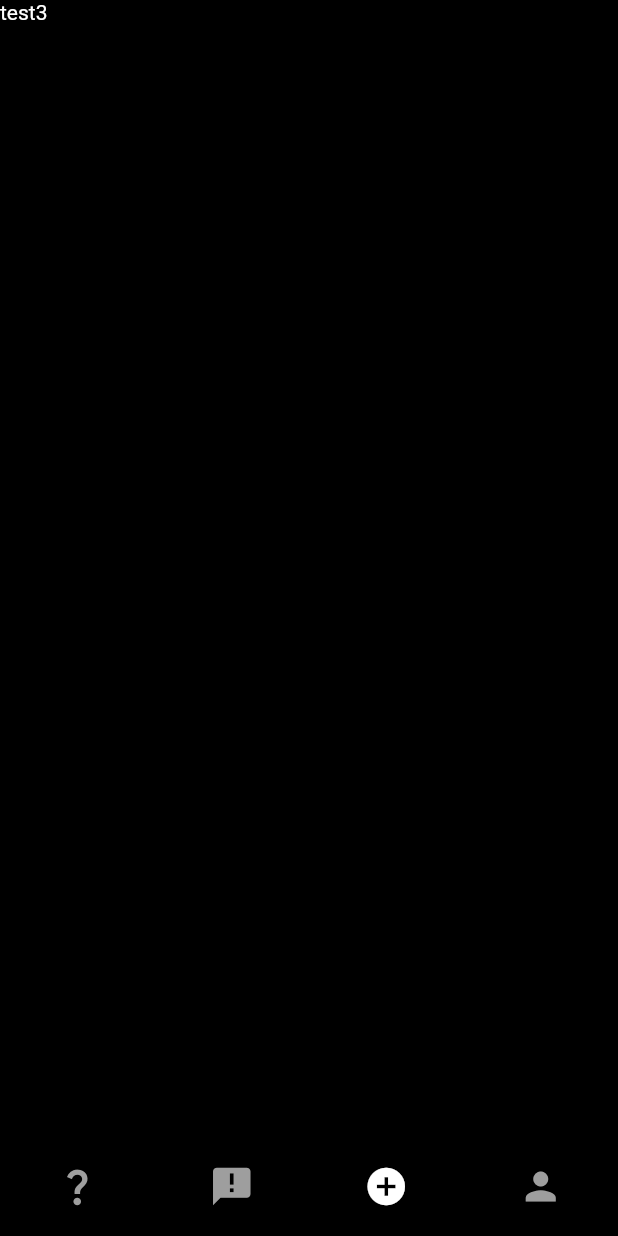
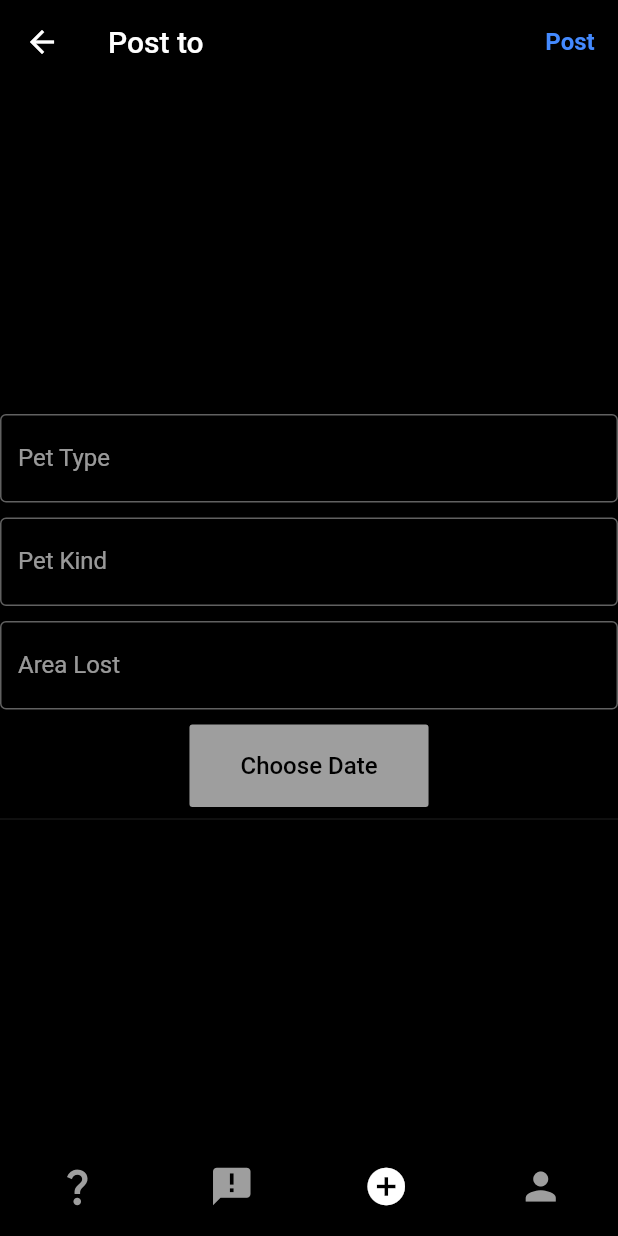
Before and after one commit to erdeminmez/Petwork_Flutter_App, a Flutter app: the screen it shows once a user with an empty profile is signed in, swiped to page 3, on a phone screen of 412 x 824 dp. Run offline on Flutter 3.47's test engine with Material 2 defaults, Android fonts, the light colour scheme and no system bars; our stand-ins replace cloud_firestore, firebase_auth, firebase_core, firebase_storage, flutter_svg, image_picker; accounts and stored records are empty.

Commit message:
Add post screen UI

```diff
--- a/lib/responsive/mobile_screen_layout.dart
+++ b/lib/responsive/mobile_screen_layout.dart
@@ -6,6 +6,7 @@ import 'package:petwork/providers/user_provider.dart';
 import 'package:provider/provider.dart';
 import 'package:flutter/cupertino.dart';
 import 'package:petwork/utils/colors.dart';
+import 'package:petwork/utils/global_variables.dart';
 
 class MobileScreenLayout extends StatefulWidget {
   const MobileScreenLayout({Key? key}) : super(key: key);
@@ -45,12 +46,7 @@ class _MobileScreenLayoutState extends State<MobileScreenLayout> {
     model.User user = Provider.of<UserProvider>(context).getUser;
     return Scaffold(
       body: PageView(
-        children: [
-          Text('test1'),
-          Text('test2'),
-          Text('test3'),
-          Text('test4'),
-        ],
+        children: homeScreenItems,
         physics: const NeverScrollableScrollPhysics(),
         controller: pageController,
         onPageChanged: onPageChanged,
--- a/lib/responsive/responsive_layout_screen.dart
+++ b/lib/responsive/responsive_layout_screen.dart
@@ -1,5 +1,5 @@
 import 'package:flutter/material.dart';
-import 'package:petwork/utils/dimensions.dart';
+import 'package:petwork/utils/global_variables.dart';
 import 'package:petwork/providers/user_provider.dart';
 import 'package:provider/provider.dart';
 
--- /dev/null
+++ b/lib/screens/add_post_screen.dart
@@ -0,0 +1,90 @@
+import 'package:flutter/material.dart';
+import 'package:petwork/utils/colors.dart';
+
+class AddPostScreen extends StatefulWidget {
+  const AddPostScreen({Key? key}) : super(key: key);
+
+  @override
+  State<AddPostScreen> createState() => _AddPostScreenState();
+}
+
+class _AddPostScreenState extends State<AddPostScreen> {
+
+  void _showDatePicker() {
+    showDatePicker(
+        context: context,
+        initialDate: DateTime.now(),
+        firstDate: DateTime(2000),
+        lastDate: DateTime(2025)
+    );
+  }
+
+  @override
+  Widget build(BuildContext context) {
+
+    return Scaffold(
+      appBar: AppBar(
+        backgroundColor: mobileBackgroundColor,
+        leading: IconButton(
+          icon: const Icon(Icons.arrow_back),
+          onPressed: () {},
+        ),
+        title: const Text('Post to'),
+        centerTitle: false,
+        actions: [
+          TextButton(onPressed: () {}, child: const Text(
+            'Post',
+            style: TextStyle(
+              color: Colors.blueAccent,
+              fontWeight: FontWeight.bold,
+              fontSize: 16,
+            ),
+          ),
+          )
+        ],
+      ),
+      body: Column(
+        mainAxisAlignment: MainAxisAlignment.center,
+        crossAxisAlignment: CrossAxisAlignment.start,
+        children: [
+          TextField(
+            obscureText: true,
+            decoration: InputDecoration(
+              border: OutlineInputBorder(),
+              labelText: 'Pet Type',
+            ),
+          ),
+          SizedBox(height: 10),
+          TextField(
+            obscureText: true,
+            decoration: InputDecoration(
+              border: OutlineInputBorder(),
+              labelText: 'Pet Kind',
+            ),
+          ),
+          SizedBox(height: 10),
+          TextField(
+            obscureText: true,
+            decoration: InputDecoration(
+              border: OutlineInputBorder(),
+              labelText: 'Area Lost',
+            ),
+          ),
+          SizedBox(height: 10),
+          Center(
+            child: MaterialButton(
+              onPressed: _showDatePicker,
+              child: const Padding(
+                padding: EdgeInsets.all(18.0),
+                child: Text('Choose Date',
+                style:  TextStyle(color: Colors.black, fontSize: 16),),
+              ),
+              color: secondaryColor,
+            ),
+          ),
+          const Divider(),
+        ],
+      ),
+    );
+  }
+}
--- a/lib/utils/dimensions.dart
+++ /dev/null
@@ -1,3 +0,0 @@
-import 'package:flutter/material.dart';
-
-const webScreenSize = 600;
--- /dev/null
+++ b/lib/utils/global_variables.dart
@@ -0,0 +1,11 @@
+import 'package:flutter/material.dart';
+import 'package:petwork/screens/add_post_screen.dart';
+
+const webScreenSize = 600;
+
+const homeScreenItems = [
+  Text('missing'),
+  Text('found'),
+  AddPostScreen(),
+  Text('profile'),
+];
```
